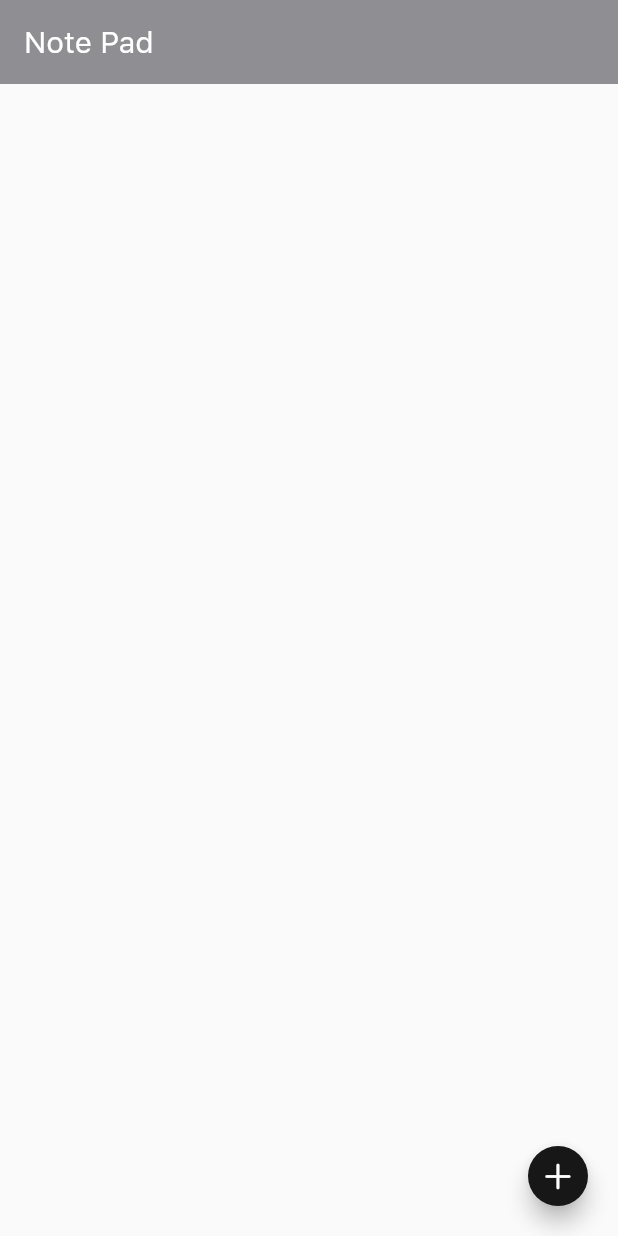
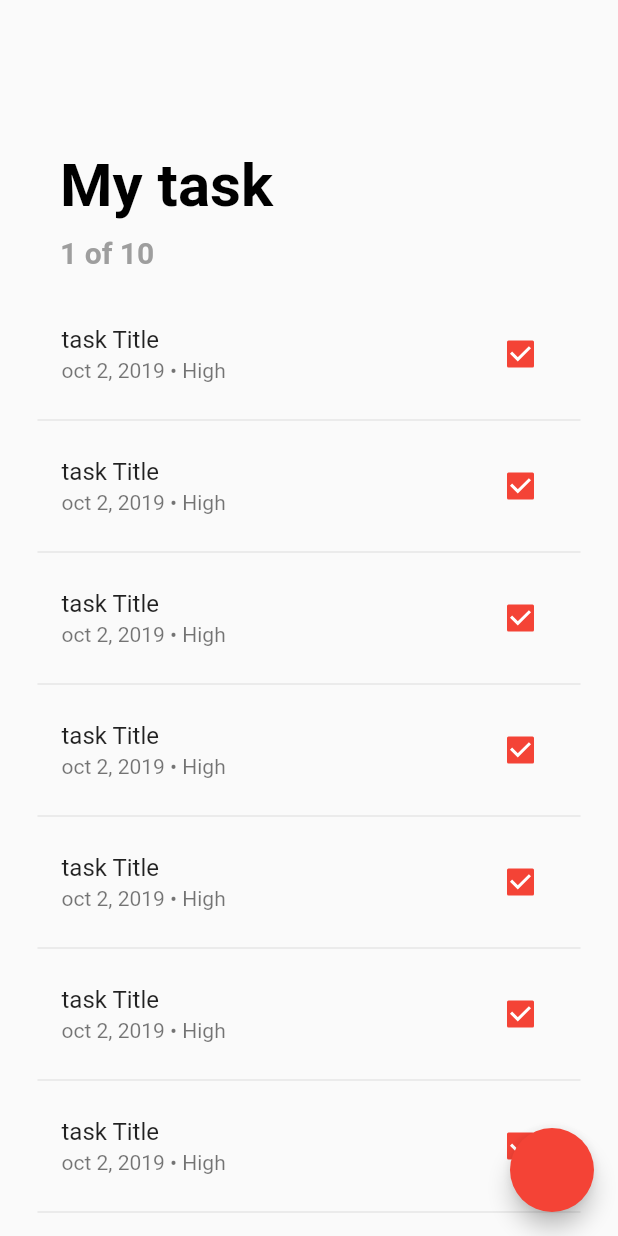
Before and after one commit to massimiliano76/NotePad_Flutter, a Flutter app: the screen it shows after launch, on a phone screen of 412 x 824 dp. Run offline on Flutter 3.47's test engine with Material 2 defaults, Android fonts, the phone set to English and light mode, and no system bars; our stand-ins replace material_design_icons_flutter, sqflite; accounts and stored records are empty.

Commit message:
redesign home screen

```diff
--- a/lib/main.dart
+++ b/lib/main.dart
@@ -1,19 +1,33 @@
-import 'package:NotePad/Home.dart';
+import 'package:NotePad/screens/todo_list_screen.dart';
 import 'package:flutter/material.dart';
 
 void main() {
   runApp(MyApp());
 }
 
+// class MyApp extends StatelessWidget {
+//   @override
+//   Widget build(BuildContext context) {
+//     return MaterialApp(
+//       debugShowCheckedModeBanner: false,
+//       theme: ThemeData(
+//         fontFamily: 'SF Pro Text Regular',
+//       ),
+//       home: Home(),
+//     );
+//   }
+// }
+
 class MyApp extends StatelessWidget {
   @override
   Widget build(BuildContext context) {
     return MaterialApp(
+      title: 'Flutter Todo List',
       debugShowCheckedModeBanner: false,
       theme: ThemeData(
-        fontFamily: 'SF Pro Text Regular',
+        primarySwatch: Colors.red,
       ),
-      home: Home(),
+      home: TodoListScreen(),
     );
   }
 }
--- /dev/null
+++ b/lib/screens/todo_list_screen.dart
@@ -0,0 +1,76 @@
+import 'package:flutter/material.dart';
+
+class TodoListScreen extends StatefulWidget {
+  TodoListScreen({Key key}) : super(key: key);
+
+  @override
+  _TodoListScreenState createState() => _TodoListScreenState();
+}
+
+class _TodoListScreenState extends State<TodoListScreen> {
+  Widget _buildTask(int index) {
+    return Padding(
+      padding: EdgeInsets.symmetric(horizontal: 25.0),
+      child: Column(
+        children: [
+          ListTile(
+            title: Text("task Title"),
+            subtitle: Text("oct 2, 2019 • High"),
+            trailing: Checkbox(
+              onChanged: (value) {
+                print(value);
+              },
+              activeColor: Theme.of(context).primaryColor,
+              value: true,
+            ),
+          ),
+          Divider(),
+        ],
+      ),
+    );
+  }
+
+  @override
+  Widget build(BuildContext context) {
+    return Scaffold(
+      floatingActionButton: FloatingActionButton(
+        backgroundColor: Theme.of(context).primaryColor,
+        onPressed: () => print("Navigate to add task screen"),
+      ),
+      body: ListView.builder(
+        padding: EdgeInsets.symmetric(vertical: 80.0),
+        itemCount: 10,
+        itemBuilder: (context, index) {
+          if (index == 0) {
+            return Padding(
+              padding: EdgeInsets.symmetric(horizontal: 40.0, vertical: 20.0),
+              child: Column(
+                crossAxisAlignment: CrossAxisAlignment.start,
+                children: [
+                  Text(
+                    'My task',
+                    style: TextStyle(
+                      color: Colors.black,
+                      fontSize: 40.0,
+                      fontWeight: FontWeight.bold,
+                    ),
+                  ),
+                  SizedBox(height: 10),
+                  Text(
+                    '1 of 10',
+                    style: TextStyle(
+                      color: Colors.grey,
+                      fontSize: 20.0,
+                      fontWeight: FontWeight.w600,
+                    ),
+                  )
+                ],
+              ),
+            );
+          }
+          return _buildTask(index);
+        },
+      ),
+    );
+  }
+}
```
Also changed, not shown: pubspec.lock.
